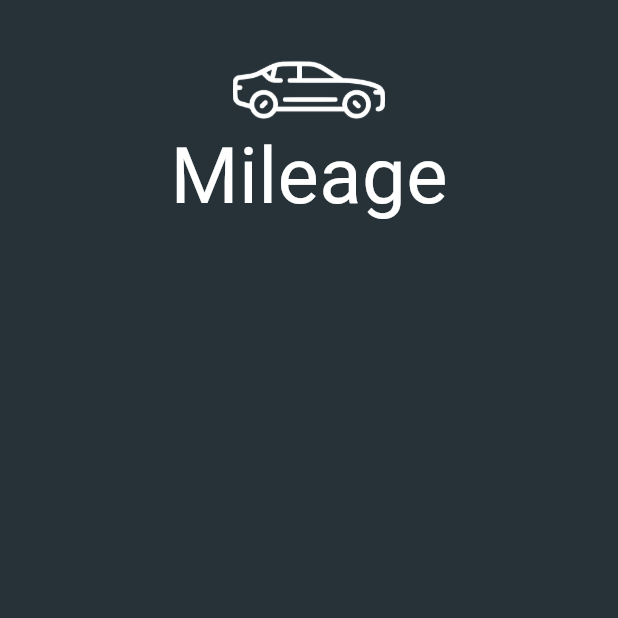
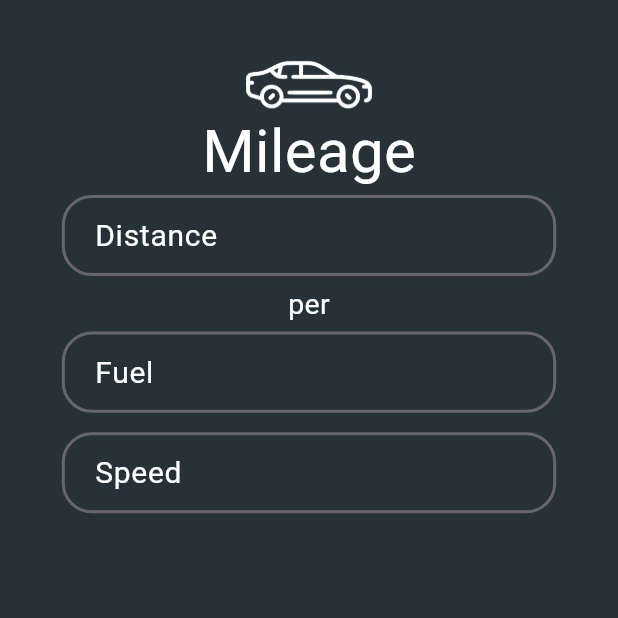
Before and after one commit to GComputeNerd/Fuel-Calc, a Flutter app: the screen it shows after launch, on a phone screen of 412 x 824 dp, the top half of it. Run offline on Flutter 3.47's test engine with Material 3 defaults, Android fonts, the phone set to English and light mode, and no system bars; Roboto replaces fonts that are missing (Iceland).

Commit message:
Added Input Box Widget

```diff
--- a/lib/main.dart
+++ b/lib/main.dart
@@ -21,48 +21,115 @@ class MyApp extends StatelessWidget {
   }
 }
 
-class MyHomePage extends StatefulWidget {
+class MyHomePage extends StatelessWidget {
   const MyHomePage({super.key, required this.title});
   final String title;
 
   @override
-  State<MyHomePage> createState() => _MyHomePageState();
-}
+  Widget build(BuildContext context) {
+    double height = MediaQuery.of(context).size.height;
+    double width = MediaQuery.of(context).size.width;
 
-class _MyHomePageState extends State<MyHomePage> {
-  int _counter = 0;
-
-  void _incrementCounter() {
-    setState(() {
-      _counter++;
-    });
-  }
-
-  @override
-  Widget build(BuildContext context) {
     return Scaffold(
-      backgroundColor: Color(0xFF263238),
+      backgroundColor: const Color(0xFF263238),
       body: Center(
         child: Column(
           children: [
             Container(
+              height: height*0.04,
+              margin: const EdgeInsets.only(top: 40),
               child: Image.asset(
                 'lib/icons/sedan.png',
                 fit: BoxFit.fitHeight,
               ),
-              height: 40,
-              margin: EdgeInsets.only(top: 40),
             ),
-            Text(
+            const Text(
               "Mileage",
               style: TextStyle(
                 fontFamily: 'Iceland',
-                fontSize: 52,
+                fontSize: 40,
                 color: Colors.white,
               ),),
+            InputBox(
+              width: width*0.8,
+              hintText: "Distance",
+              suffix: "km",
+            ),
+            const SizedBox(height: 5,),
+            const Text(
+              "per",
+              style: TextStyle(
+                color: Colors.white,
+                fontSize: 19
+              ),
+            ),
+            const SizedBox(height: 5,),
+            InputBox(
+              width: width*0.8,
+              hintText: "Fuel",
+              suffix: "ltr"
+            ),
+            const SizedBox(height: 13,),
+            InputBox(
+              width: width*0.8,
+              hintText: "Speed",
+              suffix: "km/hr"
+            )
           ],
         ),
       ),
     );
   }
 }
+
+class InputBox extends StatelessWidget {
+  const InputBox({
+    super.key,
+    required this.width,
+    required this.hintText,
+    required this.suffix
+  });
+
+  final String hintText;
+  final String suffix;
+
+  final double width;
+
+  @override
+  Widget build(BuildContext context) {
+    return SizedBox(
+      width: width,
+      child: TextField(
+        cursorColor: Colors.white10,
+        keyboardType: TextInputType.number,
+        decoration: InputDecoration(
+          focusedBorder: const OutlineInputBorder(
+            borderRadius: BorderRadius.all(Radius.circular(20)),
+            borderSide: BorderSide(
+              color: Color(0xFF1B8A62),
+              width: 2.0,
+            ),
+          ),
+          enabledBorder: const OutlineInputBorder(
+            borderRadius: BorderRadius.all(Radius.circular(20)),
+            borderSide: BorderSide(color: Color(0xAA8C7B91), width: 2.0),
+          ),
+          isDense: true,
+          contentPadding: const EdgeInsets.symmetric(vertical: 12,horizontal: 18),
+          hintText: hintText,
+          hintStyle: const TextStyle(
+            fontFamily: "Iceland",
+            fontSize: 20,
+            color: Colors.white
+          ),
+          suffix: Text(suffix),
+        ),
+        style: const TextStyle(
+          fontFamily: "Iceland",
+          fontSize: 20,
+          color: Colors.white
+        ),
+      ),
+    );
+  }
+}
```
